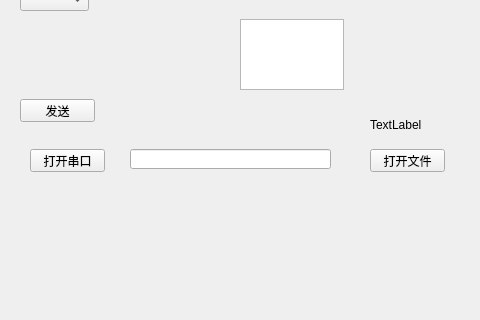
Old version of the form UpperMonitor/UpperMonitor/mainwindow.ui in the repository MagnumSong/MyInsight_CPP; both pictures show x 0 to 480 and y 108 to 428 of the 763 by 565 pixel window.
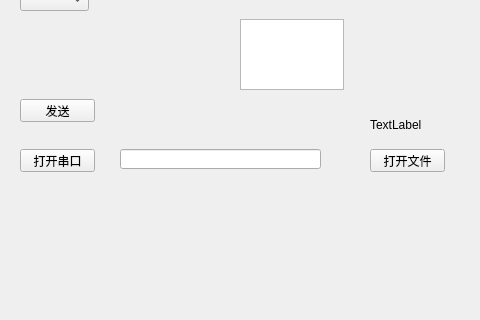
New version of the form.

```diff
--- a/UpperMonitor/UpperMonitor/mainwindow.ui
+++ b/UpperMonitor/UpperMonitor/mainwindow.ui
@@ -30,7 +30,7 @@
    <widget class="QPushButton" name="openSerialBtn">
     <property name="geometry">
      <rect>
-      <x>30</x>
+      <x>20</x>
       <y>240</y>
       <width>75</width>
       <height>23</height>
@@ -86,7 +86,7 @@
    <widget class="QLineEdit" name="txtSendFile">
     <property name="geometry">
      <rect>
-      <x>130</x>
+      <x>120</x>
       <y>240</y>
       <width>201</width>
       <height>20</height>
```
